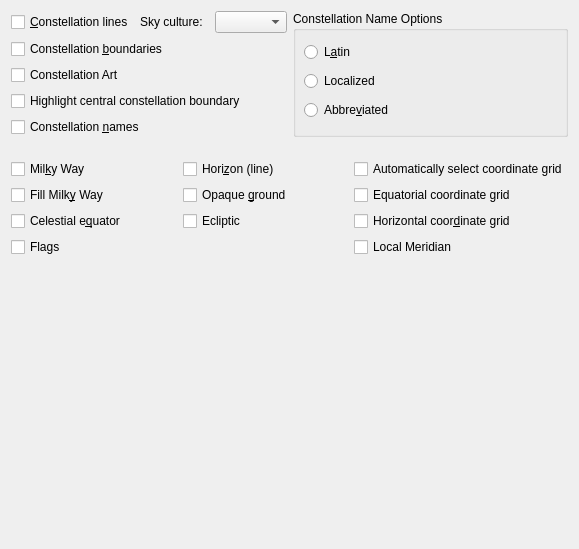
Above: kstars/options/opsguides.ui from KDE/kstars before the change. Below: the same form after it.
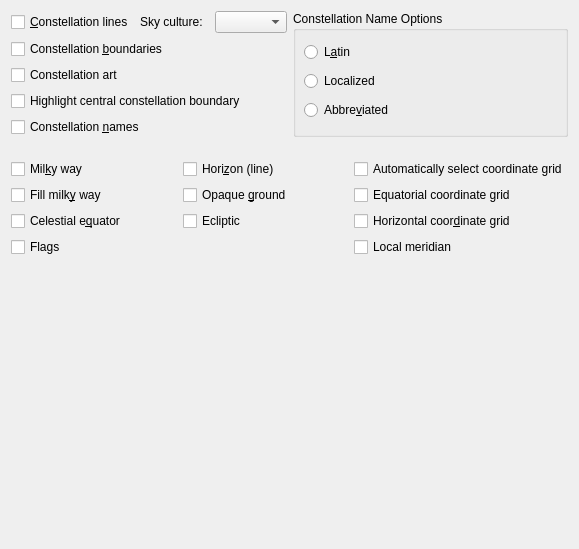
That is the form after the change.

Diff of the .ui file:
```diff
--- a/kstars/options/opsguides.ui
+++ b/kstars/options/opsguides.ui
@@ -68,7 +68,7 @@
        <item>
         <widget class="QCheckBox" name="kcfg_ShowConstellationArt">
          <property name="text">
-          <string>Constellation Art</string>
+          <string>Constellation art</string>
          </property>
          <attribute name="buttonGroup">
           <string notr="true">constellationButtonGroup</string>
@@ -220,7 +220,7 @@
         <string>If checked, the Milky Way contour will be shown filled.  Otherwise, only the outline will be drawn.</string>
        </property>
        <property name="text">
-        <string>Fill Milk&amp;y Way</string>
+        <string>Fill milk&amp;y way</string>
        </property>
        <attribute name="buttonGroup">
         <string notr="true">constellationButtonGroup</string>
@@ -252,7 +252,7 @@
         <string>If checked, a contour representing the Milky Way will be drawn on the sky map</string>
        </property>
        <property name="text">
-        <string>Mil&amp;ky Way</string>
+        <string>Mil&amp;ky way</string>
        </property>
        <attribute name="buttonGroup">
         <string notr="true">constellationButtonGroup</string>
@@ -358,7 +358,7 @@
      <item row="6" column="2">
       <widget class="QCheckBox" name="kcfg_ShowLocalMeridian">
        <property name="text">
-        <string>Local Meridian</string>
+        <string>Local meridian</string>
        </property>
        <attribute name="buttonGroup">
         <string notr="true">constellationButtonGroup</string>
```
